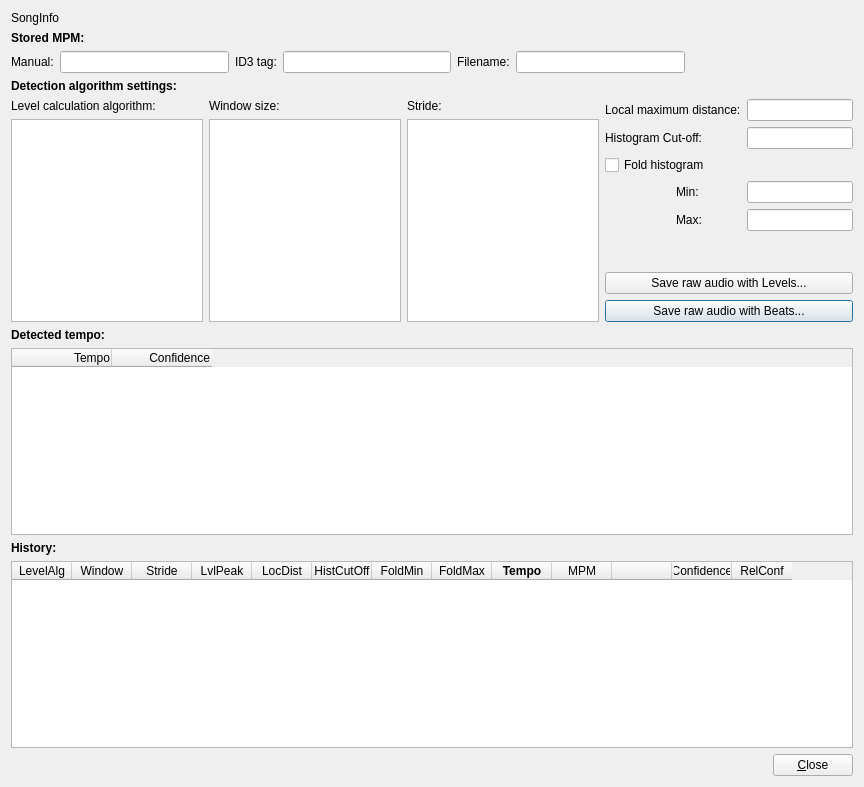
First picture: the form in src/UI/Dlg/DlgTempoDetect.ui, repository madmaxoft/SkauTan, before the edit.
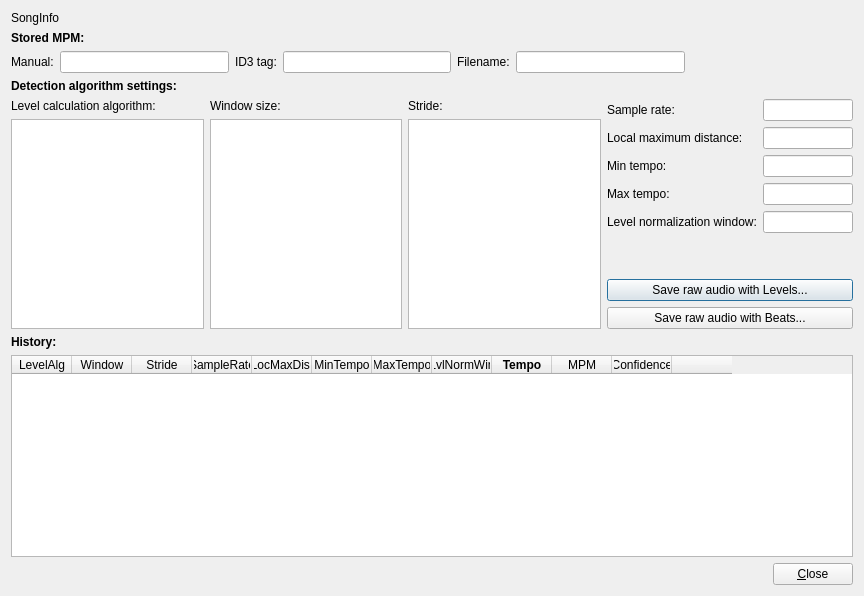
Second picture: the form after the edit.

Commit message:
TempoDetect: Implemented the best currently known method.
Copied the implementation from src/BeatDetectCmd/TestLowSampleRate.lua.

What changed in the file:
```diff
--- a/src/UI/Dlg/DlgTempoDetect.ui
+++ b/src/UI/Dlg/DlgTempoDetect.ui
@@ -7,7 +7,7 @@
     <x>0</x>
     <y>0</y>
     <width>864</width>
-    <height>787</height>
+    <height>596</height>
    </rect>
   </property>
   <property name="windowTitle">
@@ -173,17 +173,17 @@
      </item>
      <item>
       <layout class="QGridLayout" name="gridLayout">
-       <item row="7" column="0" colspan="3">
-        <widget class="QPushButton" name="btnSaveDebugBeats">
-         <property name="text">
-          <string>Save raw audio with Beats...</string>
+       <item row="0" column="2">
+        <widget class="QLineEdit" name="leSampleRate">
+         <property name="inputMethodHints">
+          <set>Qt::ImhDigitsOnly</set>
          </property>
         </widget>
        </item>
-       <item row="2" column="0" colspan="3">
-        <widget class="QCheckBox" name="chbFoldHistogram">
+       <item row="0" column="0" colspan="2">
+        <widget class="QLabel" name="label_9">
          <property name="text">
-          <string>Fold histogram</string>
+          <string>Sample rate:</string>
          </property>
         </widget>
        </item>
@@ -194,65 +194,56 @@
          </property>
         </widget>
        </item>
-       <item row="0" column="0" colspan="2">
+       <item row="7" column="0" colspan="3">
+        <widget class="QPushButton" name="btnSaveDebugBeats">
+         <property name="text">
+          <string>Save raw audio with Beats...</string>
+         </property>
+        </widget>
+       </item>
+       <item row="1" column="0" colspan="2">
         <widget class="QLabel" name="label_10">
          <property name="text">
           <string>Local maximum distance:</string>
          </property>
         </widget>
        </item>
-       <item row="3" column="2">
-        <widget class="QLineEdit" name="leFoldHistogramMin">
+       <item row="1" column="2">
+        <widget class="QLineEdit" name="leLocalMaxDistance">
          <property name="inputMethodHints">
           <set>Qt::ImhDigitsOnly</set>
          </property>
         </widget>
        </item>
-       <item row="4" column="1">
+       <item row="2" column="2">
+        <widget class="QLineEdit" name="leMinTempo">
+         <property name="inputMethodHints">
+          <set>Qt::ImhDigitsOnly</set>
+         </property>
+        </widget>
+       </item>
+       <item row="3" column="0" colspan="2">
         <widget class="QLabel" name="label_12">
          <property name="text">
-          <string>Max:</string>
+          <string>Max tempo:</string>
          </property>
         </widget>
        </item>
-       <item row="0" column="2">
-        <widget class="QLineEdit" name="leLevelPeak">
+       <item row="3" column="2">
+        <widget class="QLineEdit" name="leMaxTempo">
          <property name="inputMethodHints">
           <set>Qt::ImhDigitsOnly</set>
          </property>
         </widget>
        </item>
-       <item row="4" column="2">
-        <widget class="QLineEdit" name="leFoldHistogramMax">
-         <property name="inputMethodHints">
-          <set>Qt::ImhDigitsOnly</set>
-         </property>
-        </widget>
-       </item>
-       <item row="3" column="0">
-        <spacer name="horizontalSpacer">
-         <property name="orientation">
-          <enum>Qt::Horizontal</enum>
-         </property>
-         <property name="sizeType">
-          <enum>QSizePolicy::Minimum</enum>
-         </property>
-         <property name="sizeHint" stdset="0">
-          <size>
-           <width>20</width>
-           <height>20</height>
-          </size>
-         </property>
-        </spacer>
-       </item>
-       <item row="3" column="1">
+       <item row="2" column="0" colspan="2">
         <widget class="QLabel" name="label_11">
          <property name="text">
-          <string>Min:</string>
+          <string>Min tempo:</string>
          </property>
         </widget>
        </item>
-       <item row="5" column="1">
+       <item row="5" column="0" colspan="3">
         <spacer name="verticalSpacer">
          <property name="orientation">
           <enum>Qt::Vertical</enum>
@@ -265,63 +256,24 @@
          </property>
         </spacer>
        </item>
-       <item row="1" column="2">
-        <widget class="QLineEdit" name="leHistogramCutoff">
+       <item row="4" column="0" colspan="2">
+        <widget class="QLabel" name="label_14">
+         <property name="text">
+          <string>Level normalization window:</string>
+         </property>
+        </widget>
+       </item>
+       <item row="4" column="2">
+        <widget class="QLineEdit" name="leNormalizeLevelsWindowSize">
          <property name="inputMethodHints">
           <set>Qt::ImhDigitsOnly</set>
          </property>
         </widget>
        </item>
-       <item row="1" column="0" colspan="2">
-        <widget class="QLabel" name="label_15">
-         <property name="text">
-          <string>Histogram Cut-off:</string>
-         </property>
-        </widget>
-       </item>
       </layout>
      </item>
     </layout>
    </item>
-   <item>
-    <widget class="QLabel" name="label_14">
-     <property name="font">
-      <font>
-       <weight>75</weight>
-       <bold>true</bold>
-      </font>
-     </property>
-     <property name="text">
-      <string>Detected tempo:</string>
-     </property>
-    </widget>
-   </item>
-   <item>
-    <widget class="QTableWidget" name="twDetectedResults">
-     <attribute name="horizontalHeaderHighlightSections">
-      <bool>false</bool>
-     </attribute>
-     <attribute name="verticalHeaderVisible">
-      <bool>false</bool>
-     </attribute>
-     <column>
-      <property name="text">
-       <string>Tempo</string>
-      </property>
-      <property name="textAlignment">
-       <set>AlignTrailing|AlignVCenter</set>
-      </property>
-     </column>
-     <column>
-      <property name="text">
-       <string>Confidence</string>
-      </property>
-      <property name="textAlignment">
-       <set>AlignTrailing|AlignVCenter</set>
-      </property>
-     </column>
-    </widget>
-   </item>
    <item>
     <widget class="QLabel" name="label_13">
      <property name="font">
@@ -369,27 +321,30 @@
      </column>
      <column>
       <property name="text">
-       <string>LvlPeak</string>
+       <string>SampleRate</string>
       </property>
      </column>
      <column>
       <property name="text">
-       <string>LocDist</string>
+       <string>LocMaxDist</string>
       </property>
      </column>
      <column>
       <property name="text">
-       <string>HistCutOff</string>
+       <string>MinTempo</string>
       </property>
      </column>
      <column>
       <property name="text">
-       <string>FoldMin</string>
+       <string>MaxTempo</string>
       </property>
      </column>
      <column>
       <property name="text">
-       <string>FoldMax</string>
+       <string>LvlNormWin</string>
+      </property>
+      <property name="toolTip">
+       <string>Level normalization window size</string>
       </property>
      </column>
      <column>
@@ -408,21 +363,16 @@
        <string>MPM</string>
       </property>
      </column>
+     <column>
+      <property name="text">
+       <string>Confidence</string>
+      </property>
+     </column>
      <column>
       <property name="text">
        <string/>
       </property>
      </column>
-     <column>
-      <property name="text">
-       <string>Confidence</string>
-      </property>
-     </column>
-     <column>
-      <property name="text">
-       <string>RelConf</string>
-      </property>
-     </column>
     </widget>
    </item>
    <item>
```
Left out of the diff: 12 changed lines with no effect on the pictures. The commit also changes 8 other files.
